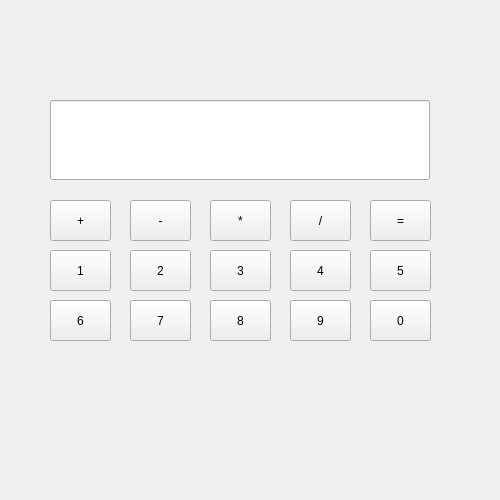
AlHermann1/calc, file mainwindow.ui: the form before one commit.
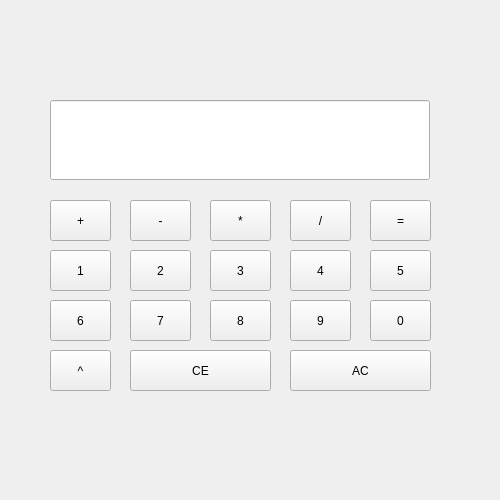
The form after the commit.

Commit message: fixed unary operators, added multi digit

What changed in the file:
```diff
--- a/mainwindow.ui
+++ b/mainwindow.ui
@@ -222,6 +222,45 @@
      <string>0</string>
     </property>
    </widget>
+   <widget class="QPushButton" name="btnExp">
+    <property name="geometry">
+     <rect>
+      <x>50</x>
+      <y>350</y>
+      <width>61</width>
+      <height>41</height>
+     </rect>
+    </property>
+    <property name="text">
+     <string>^</string>
+    </property>
+   </widget>
+   <widget class="QPushButton" name="btnAC">
+    <property name="geometry">
+     <rect>
+      <x>290</x>
+      <y>350</y>
+      <width>141</width>
+      <height>41</height>
+     </rect>
+    </property>
+    <property name="text">
+     <string>AC</string>
+    </property>
+   </widget>
+   <widget class="QPushButton" name="btnCE">
+    <property name="geometry">
+     <rect>
+      <x>130</x>
+      <y>350</y>
+      <width>141</width>
+      <height>41</height>
+     </rect>
+    </property>
+    <property name="text">
+     <string>CE</string>
+    </property>
+   </widget>
   </widget>
  </widget>
  <resources/>
```
The commit also changes 2 other files.
